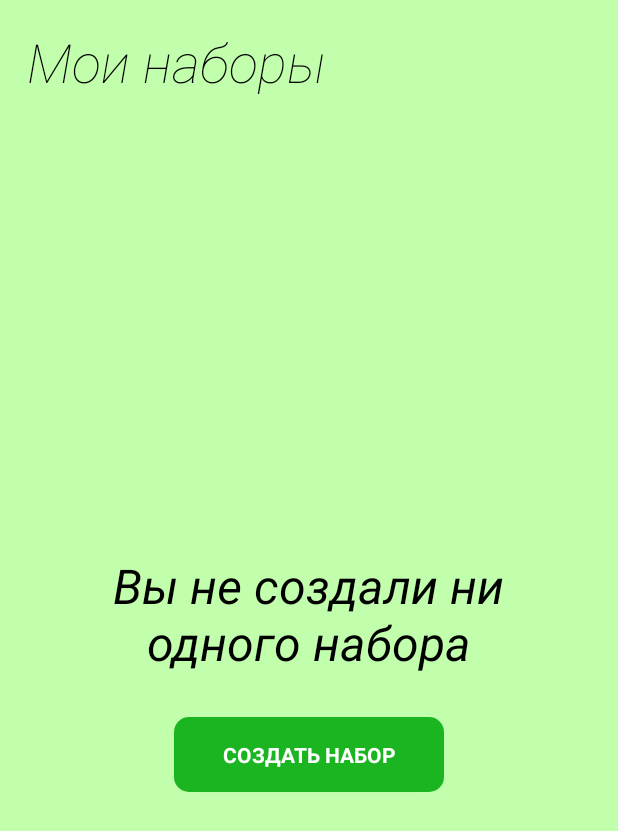
After one commit to KatbertAllgood/RacZakupSecond, an Android app: the MyPacksFragment screen opened through its navigation route, on a phone screen of 412 x 824 dp. The commit adds this screen. Shown: the top 831 px of the screen. Run offline under Robolectric (Android 15) with nearby library versions, the phone set to English and light mode, and no system bars; our stand-ins replace navigation-ui.

Commit message:
added empty myPacksFragment

```diff
--- a/app/src/main/java/com/example/raczakupsecond/screens/MainActivity.kt
+++ b/app/src/main/java/com/example/raczakupsecond/screens/MainActivity.kt
@@ -43,6 +43,9 @@ class MainActivity : AppCompatActivity() {
                     binding.bottomNavigationBar.visibility = View.GONE
                     binding.root.setBackgroundResource(R.drawable.background)
                 }
+                R.id.myPacksFragment -> {
+                    binding.root.setBackgroundResource(R.color.packs_background)
+                }
                 else -> {
                     binding.root.setBackgroundResource(R.color.white)
                     binding.bottomNavigationBar.visibility = View.VISIBLE
--- /dev/null
+++ b/app/src/main/java/com/example/raczakupsecond/screens/packs/mypacks/MyPacksFragment.kt
@@ -0,0 +1,30 @@
+package com.example.raczakupsecond.screens.packs.mypacks
+
+import android.os.Bundle
+import androidx.fragment.app.Fragment
+import android.view.LayoutInflater
+import android.view.View
+import android.view.ViewGroup
+import com.example.raczakupsecond.R
+import com.example.raczakupsecond.databinding.FragmentMyPacksBinding
+
+class MyPacksFragment : Fragment(R.layout.fragment_my_packs) {
+    lateinit var binding : FragmentMyPacksBinding
+
+    override fun onCreateView(
+        inflater: LayoutInflater, container: ViewGroup?,
+        savedInstanceState: Bundle?
+    ): View? {
+        binding = FragmentMyPacksBinding.inflate(inflater)
+        return binding.root
+    }
+
+    override fun onStart() {
+        super.onStart()
+    }
+
+    override fun onResume() {
+        super.onResume()
+    }
+
+}
--- /dev/null
+++ b/app/src/main/java/com/example/raczakupsecond/screens/packs/mypacks/MyPacksFragmentVM.kt
@@ -0,0 +1,8 @@
+package com.example.raczakupsecond.screens.packs.mypacks
+
+import androidx.lifecycle.ViewModel
+
+class MyPacksFragmentVM : ViewModel() {
+
+
+}
--- /dev/null
+++ b/app/src/main/res/layout/fragment_my_packs.xml
@@ -0,0 +1,99 @@
+<?xml version="1.0" encoding="utf-8"?>
+<androidx.constraintlayout.widget.ConstraintLayout
+    xmlns:android="http://schemas.android.com/apk/res/android"
+    xmlns:tools="http://schemas.android.com/tools"
+    xmlns:app="http://schemas.android.com/apk/res-auto"
+    android:layout_width="match_parent"
+    android:layout_height="match_parent"
+    android:orientation="vertical"
+    tools:context=".screens.packs.mypacks.MyPacksFragment">
+
+    <RelativeLayout
+        android:id="@+id/rl_top_frag_my_packs"
+        android:layout_height="82dp"
+        android:layout_width="match_parent"
+        android:orientation="horizontal"
+
+        app:layout_constraintStart_toStartOf="parent"
+        app:layout_constraintEnd_toEndOf="parent"
+        app:layout_constraintTop_toTopOf="parent">
+
+        <TextView
+            android:id="@+id/tv_my_packs"
+            android:layout_height="82dp"
+            android:layout_width="wrap_content"
+
+            android:text="@string/my_packs"
+            android:fontFamily="@font/roboto_thin_italic"
+            android:textSize="36sp"
+            android:textColor="@color/black"
+
+            android:layout_alignParentStart="true"
+            android:layout_alignParentBottom="true"
+            android:layout_alignParentTop="true"
+
+            android:gravity="start|center"
+            android:paddingHorizontal="18dp"
+            />
+
+        <ImageView
+            android:visibility="gone"
+
+            android:id="@+id/button_toolbar_add_new_pack"
+            android:layout_width="50dp"
+            android:layout_height="50dp"
+
+            android:layout_alignParentEnd="true"
+            android:layout_alignParentBottom="true"
+            android:layout_alignParentTop="true"
+
+            android:layout_marginEnd="24dp"
+
+            android:src="@drawable/ic_button_add" />
+
+    </RelativeLayout>
+
+    <LinearLayout
+        android:id="@+id/ll_no_packs"
+        android:layout_width="match_parent"
+        android:layout_height="wrap_content"
+        android:orientation="vertical"
+        android:gravity="center"
+
+        app:layout_constraintStart_toStartOf="parent"
+        app:layout_constraintEnd_toEndOf="parent"
+        app:layout_constraintBottom_toBottomOf="parent"
+        app:layout_constraintTop_toBottomOf="@id/rl_top_frag_my_packs">
+
+        <TextView
+            android:layout_width="wrap_content"
+            android:layout_height="wrap_content"
+
+            android:fontFamily="@font/roboto_italic"
+            android:textColor="@color/black"
+            android:textSize="32sp"
+
+            android:gravity="center"
+
+            android:text="@string/no_pack" />
+
+        <androidx.appcompat.widget.AppCompatButton
+            android:id="@+id/button_add_new_pack"
+            android:layout_width="180dp"
+            android:layout_height="50dp"
+
+            android:text="@string/button_new_pack"
+            android:textColor="@color/white"
+            android:fontFamily="@font/roboto_bold"
+            android:textSize="14sp"
+
+            android:layout_gravity="center"
+
+            android:layout_marginTop="28dp"
+            android:layout_marginBottom="10dp"
+
+            android:background="@drawable/shape_profile_frag_button" />
+
+    </LinearLayout>
+
+</androidx.constraintlayout.widget.ConstraintLayout>
--- a/app/src/main/res/menu/bottom_navigation_menu.xml
+++ b/app/src/main/res/menu/bottom_navigation_menu.xml
@@ -9,7 +9,7 @@
         />
 
     <item
-        android:id="@+id/menu_packs"
+        android:id="@id/navigation_packs"
         android:icon="@drawable/ic_bottom_navigation_packs"
         android:title="@string/bottom_navigation_packs"
         android:orderInCategory="2"
--- a/app/src/main/res/navigation/nav_graph.xml
+++ b/app/src/main/res/navigation/nav_graph.xml
@@ -65,4 +65,12 @@
             android:label="fragment_edit_member"
             tools:layout="@layout/fragment_edit_member" />
     </navigation>
+    <navigation android:id="@+id/navigation_packs"
+        app:startDestination="@id/myPacksFragment">
+        <fragment
+            android:id="@+id/myPacksFragment"
+            android:name="com.example.raczakupsecond.screens.packs.mypacks.MyPacksFragment"
+            android:label="fragment_my_packs"
+            tools:layout="@layout/fragment_my_packs" />
+    </navigation>
 </navigation>
--- a/app/src/main/res/values/colors.xml
+++ b/app/src/main/res/values/colors.xml
@@ -54,4 +54,7 @@
     <color name="focudes_activity_lvl">#C2FFAD</color>
     <color name="active_lvl_text">#FF414141</color>
 
+    <!-- НАБОРЫ -->
+    <color name="packs_background">#C2FFAD</color>
+
 </resources>
--- a/app/src/main/res/values/strings.xml
+++ b/app/src/main/res/values/strings.xml
@@ -93,9 +93,16 @@
     <string name="yes">Да</string>
     <string name="cancel">Отменить</string>
 
+    <!-- PACKS -->
+    <string name="my_packs">Мои наборы</string>
+    <string name="button_new_pack">Создать набор</string>
+    <string name="no_pack">Вы не создали ни\nодного набора</string>
+
     <!-- HINTS -->
     <string name="hint_set_title">Введите название…</string>
     <string name="hint_set_name">Введите имя…</string>
     <string name="hint_press">Нажмите</string>
 
+
+
 </resources>
```
